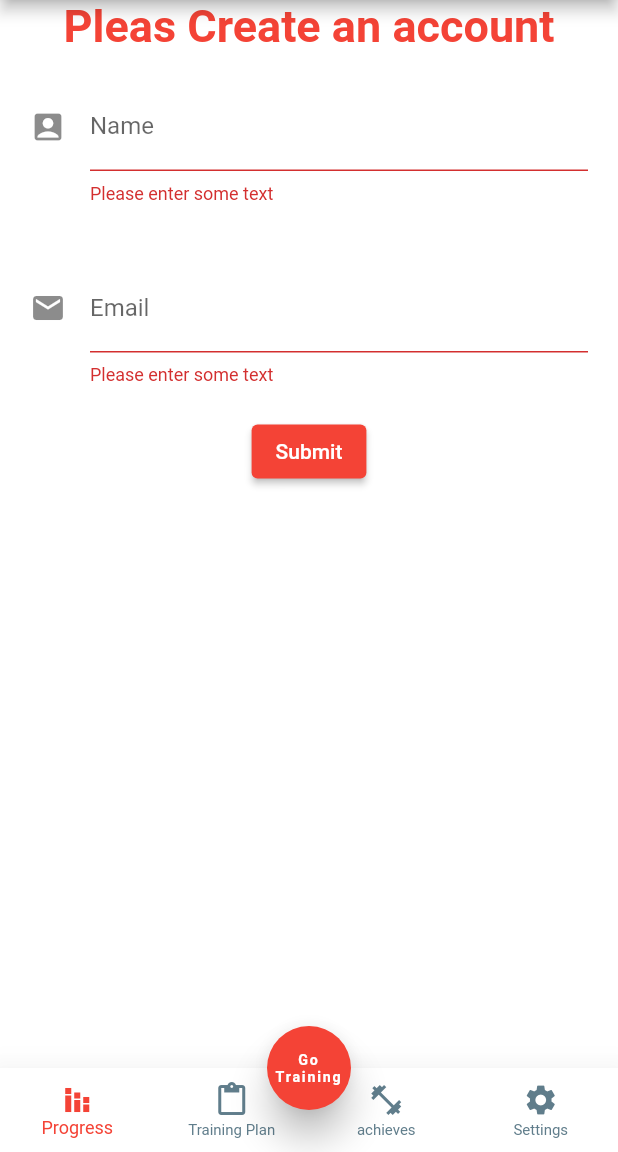
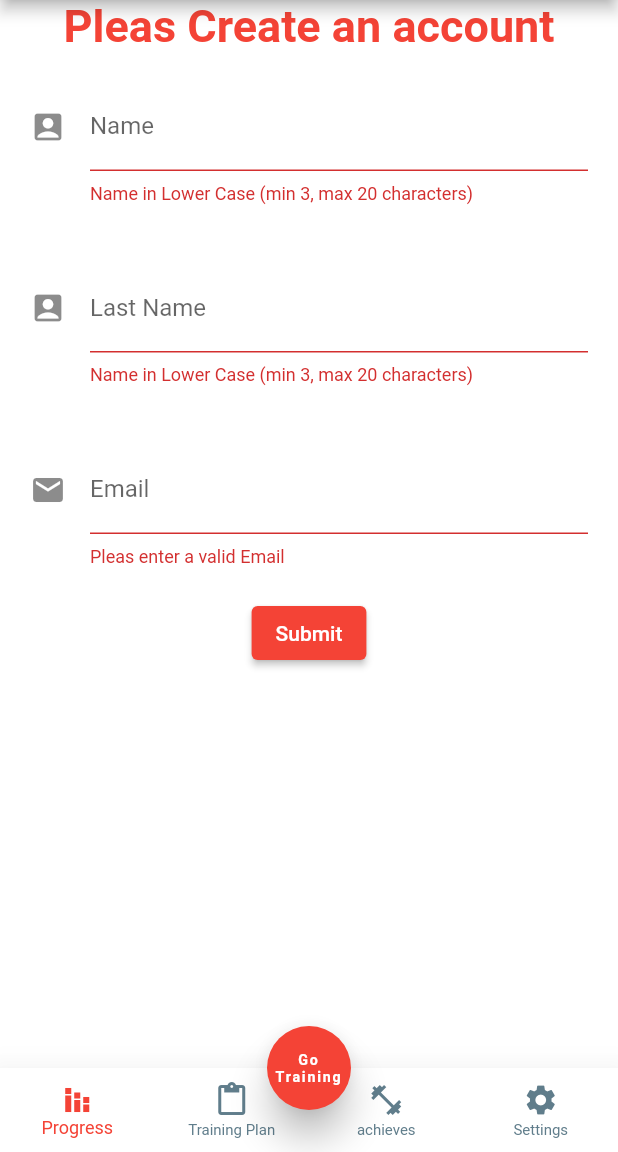
Before and after one commit to albint3r/tobe_total, a Flutter app: the screen it shows after launch, after a tap on "Submit", on a phone screen of 412 x 824 dp, the part 84-1236 px from its top. Run offline on Flutter 3.47's test engine with Material 2 defaults, Android fonts, the phone set to English and light mode, and no system bars; our stand-ins replace flutter_riverpod, shared_preferences, sqflite, sqflite_common_ffi; accounts and stored records are empty.

Commit message:
Add validators to form

```diff
--- a/lib/src/data_base/db.dart
+++ b/lib/src/data_base/db.dart
@@ -21,7 +21,7 @@ abstract class LocalDataBase {
   static Future<bool> existUserProfile() async {
     // Verify if exist a [user] in the [DataBase].
     // Also, this is a patch to solve the main form. This helps to add
-    // the value to the [preferences]. So, if you have problems check that area.
+    // the value to the [preferences_cache]. So, if you have problems check that area.
     var db = await LocalDataBase.openDB();
     List<Map<String, Object?>> response =
         await db.rawQuery('SELECT * FROM users');
--- a/lib/src/data_base/model/client.dart
+++ b/lib/src/data_base/model/client.dart
@@ -19,7 +19,7 @@ class Client extends LocalDataBase {
           name = value;
         }
         break;
-      case 'lastName':
+      case 'last name':
         {
           lastName = value;
         }
@@ -39,7 +39,7 @@ class Client extends LocalDataBase {
 
   Future<void> createNewUser() async {
     // Create a new User in the SQLite
-    add('users', 'name, email', "'$name', '$email'");
+    add('users', 'name, last_name, email', "'$name', '$lastName', '$email'");
     // change the user status existences
   }
 }
--- a/lib/src/features/sign_in/presentation/sign_in.dart
+++ b/lib/src/features/sign_in/presentation/sign_in.dart
@@ -4,10 +4,10 @@ import 'package:flutter/material.dart';
 import 'package:flutter_riverpod/flutter_riverpod.dart';
 import 'package:tobe_total/src/features/sign_in/presentation/user_form.dart';
 // Common widgets
-import '../../common_widgets/bottom_nav_bar/presentation.dart';
-import '../../common_widgets/floating_action_btn/presentation.dart';
+import '../../common_widgets/bottom_nav_bar/presentation/bottom_nav_bar.dart';
+import '../../common_widgets/floating_action_btn/float_action_bottom_btn.dart';
 // Project Modules
-import '../../../preferences/theme/settings_aparience.dart';
+import '../../../theme/settings_aparience.dart';
 
 class SignIn extends ConsumerStatefulWidget {
   const SignIn({
--- a/lib/src/features/sign_in/presentation/single_text_field.dart
+++ b/lib/src/features/sign_in/presentation/single_text_field.dart
@@ -5,14 +5,18 @@ import '../../../data_base/model/client.dart';
 class SingleTextField extends ConsumerWidget {
   SingleTextField({
     required this.typeValue,
+    required this.hintValue,
     required this.icon,
-    required this.hintValue,
+    required this.callBackFunction,
+    required this.errorMsg,
     Key? key,
   }) : super(key: key);
 
   String typeValue;
   String hintValue;
   IconData icon;
+  Function(String) callBackFunction = (value) => value.isEmpty;
+  String errorMsg;
 
   @override
   Widget build(BuildContext context, WidgetRef ref) {
@@ -21,20 +25,26 @@ class SingleTextField extends ConsumerWidget {
       padding: const EdgeInsets.all(10),
       child: TextFormField(
         decoration: InputDecoration(
-          icon: Icon(icon),
-          label: Text(typeValue),
-          hintText: hintValue
-        ),
+            icon: Icon(icon), label: Text(typeValue), hintText: hintValue),
         validator: (value) {
-          if (value == null || value.isEmpty) {
-            return 'Please enter some text';
+          if (notNullOrEmpty(value) || callBackFunction(value!)) {
+            return errorMsg;
           }
           final client = ref.watch(clientProvider);
+          // this helps to classify the field into the form
+          // to add the information later in SQLite
           client.setFieldValueInState(typeValue, value);
-          print('Values corrected Validated!');
+          print('Values corrected Validated and added to client object!');
           return null;
         },
       ),
     );
   }
+
+  bool notNullOrEmpty(String? fieldValue) {
+    // Check if the value is not null or emtpy
+    return (fieldValue == null || fieldValue.isEmpty);
+  }
+
+
 }
--- a/lib/src/features/sign_in/presentation/user_form.dart
+++ b/lib/src/features/sign_in/presentation/user_form.dart
@@ -1,10 +1,9 @@
 import 'package:flutter/material.dart';
 import 'package:flutter_riverpod/flutter_riverpod.dart';
 import 'package:tobe_total/src/features/sign_in/presentation/single_text_field.dart';
-import '../../../preferences/preferences.dart';
+import '../../../preferences_cache/preferences.dart';
 import '../../../data_base/model/client.dart';
 import '../../../routes/routes.dart';
-import '../../homepage/home_page.dart';
 
 class MyCustomForm extends StatefulWidget {
   const MyCustomForm({Key? key}) : super(key: key);
@@ -18,6 +17,24 @@ class MyCustomForm extends StatefulWidget {
 class MyCustomFormState extends State<MyCustomForm> {
   final _formKey = GlobalKey<FormState>();
 
+  bool isNotValidEmail(String? fieldValue) {
+    // Return true if the user don't have a correct email
+    if (fieldValue != null) {
+      final emailRegExp = RegExp(r"^[a-zA-Z0-9.]+@[a-zA-Z0-9]+\.[a-zA-Z]+");
+      return  !emailRegExp.hasMatch(fieldValue);
+    }
+    return false;
+  }
+
+  bool isNotValidName(String? fieldValue) {
+    // Check if the name is validated
+    if (fieldValue != null) {
+      final nameRegExp = RegExp(r"[A-Z][a-z0-9_]{3,20}");
+      return !nameRegExp.hasMatch(fieldValue);
+    }
+    return false;
+  }
+
   @override
   Widget build(BuildContext context) {
     return Form(
@@ -29,13 +46,26 @@ class MyCustomFormState extends State<MyCustomForm> {
             style: Theme.of(context).textTheme.headline1,
           ),
           SingleTextField(
-              typeValue: 'Name',
-              icon: Icons.account_box,
-              hintValue: 'Example: "John Doe"'),
+            typeValue: 'Name',
+            icon: Icons.account_box,
+            hintValue: 'Example: "John"',
+            callBackFunction:isNotValidName,
+            errorMsg: 'Name in Lower Case (min 3, max 20 characters)',
+          ),
           SingleTextField(
-              typeValue: 'Email',
-              icon: Icons.email,
-              hintValue: 'Example: "example@gmail.com"'),
+            typeValue: 'Last Name',
+            icon: Icons.account_box,
+            hintValue: 'Example: "Doe"',
+            callBackFunction:isNotValidName,
+            errorMsg: 'Name in Lower Case (min 3, max 20 characters)',
+          ),
+          SingleTextField(
+            typeValue: 'Email',
+            icon: Icons.email,
+            hintValue: 'Example: "example@gmail.com"',
+            callBackFunction: isNotValidEmail,
+            errorMsg: 'Pleas enter a valid Email',
+          ),
           // Add a consumer to provide the State
           Consumer(
             builder: (_, WidgetRef ref, __) {
@@ -43,7 +73,7 @@ class MyCustomFormState extends State<MyCustomForm> {
                 onPressed: () async {
                   // Validate returns true if the form is valid, or false otherwise.
                   if (_formKey.currentState!.validate()) {
-                    // If the form is valid, display a snackbar. In the real world,
+                    // If the form is valid, display a snack-bar. In the real world,
                     // you'd often call a server or save the information in a database.
                     final client = ref.watch(clientProvider);
                     client.createNewUser();
--- a/lib/src/main.dart
+++ b/lib/src/main.dart
@@ -2,7 +2,7 @@
 // Flutter
 import 'package:flutter/material.dart';
 import 'package:flutter_riverpod/flutter_riverpod.dart';
-import 'package:tobe_total/src/preferences/preferences.dart';
+import 'package:tobe_total/src/preferences_cache/preferences.dart';
 
 // SQL & SupaBase
 import 'data_base/db.dart'; // TODO find a way to use this in the [STATE Management]
@@ -16,7 +16,7 @@ void main() async {
   LocalDataBase.ifNotExistCreateInitialDataBaseInDevice();
   // Set the initial preference of the users.
   preferences.initPrefs();
-  // Check in [SQLite] if the exit at least one [user]. And add the info th [preferences]
+  // Check in [SQLite] if the exit at least one [user]. And add the info th [preferences_cache]
   preferences.initExistUserProfile(await LocalDataBase.existUserProfile());
 
   runApp(ProviderScope(
--- a/lib/src/my_app.dart
+++ b/lib/src/my_app.dart
@@ -3,13 +3,13 @@
 import 'package:flutter/material.dart';
 // Riverpod
 import 'package:flutter_riverpod/flutter_riverpod.dart';
-import 'package:tobe_total/src/preferences/preferences.dart';
+import 'package:tobe_total/src/preferences_cache/preferences.dart';
 
 // Routes
 import 'package:tobe_total/src/routes/routes.dart';
 
 // Controllers
-import 'package:tobe_total/src/preferences/theme/settings_aparience.dart';
+import 'package:tobe_total/src/theme/settings_aparience.dart';
 
 class MyApp extends ConsumerWidget {
   MyApp({
@@ -26,7 +26,7 @@ class MyApp extends ConsumerWidget {
       title: 'To be Total',
       // this would check if the user create already an account
       initialRoute: existUserProfile.getBoolPreference('existUserProfile')
-          ? '/'
+          ? 'home'
           : 'sign_in',
       // initialRoute: ,
       debugShowCheckedModeBanner: false,
--- a/lib/src/preferences/preferences.dart
+++ b/lib/src/preferences_cache/preferences.dart
@@ -2,14 +2,14 @@ import 'package:flutter_riverpod/flutter_riverpod.dart';
 import 'package:shared_preferences/shared_preferences.dart';
 
 final preferences = _AppPreferences();
-// TODO -> [preferences] Change RAW preferences for the state in:
+// TODO -> [preferences_cache] Change RAW preferences_cache for the state in:
 // main
 // settings_apariences
 
 class _AppPreferences {
   late SharedPreferences prefs;
 
-  // Set the init state of the preferences
+  // Set the init state of the preferences_cache
   Future<void> initPrefs() async =>
       prefs = await SharedPreferences.getInstance();
 
@@ -19,7 +19,7 @@ class _AppPreferences {
   // Check if the Bool preference exist if not return [False]
   bool getBoolPreference(String nameMode) => prefs.getBool(nameMode) ?? false;
 
-  // Save the preferences of the preference.
+  // Save the preferences_cache of the preference.
   void setBoolPreference(String mode, bool state) => prefs.setBool(mode, state);
 }
 
```
Also changed, not shown: lib/src/features/common_widgets/bottom_nav_bar/presentation/bottom_nav_bar.dart (renamed from lib/src/features/common_widgets/bottom_nav_bar/presentation.dart, +2 -9 lines), lib/src/features/common_widgets/bottom_nav_bar/presentation/bottom_nav_item.dart (added, +9 -0 lines), lib/src/theme/pallete_colors.dart (added, +8 -0 lines), lib/src/theme/settings_aparience.dart (renamed from lib/src/preferences/theme/settings_aparience.dart, +16 -12 lines), lib/src/features/common_widgets/bottom_nav_bar/controller/index_bottom_nav_provider.dart (renamed from lib/src/features/common_widgets/bottom_nav_bar/controller.dart), lib/src/features/common_widgets/floating_action_btn/float_action_bottom_btn.dart (renamed from lib/src/features/common_widgets/floating_action_btn/presentation.dart).
